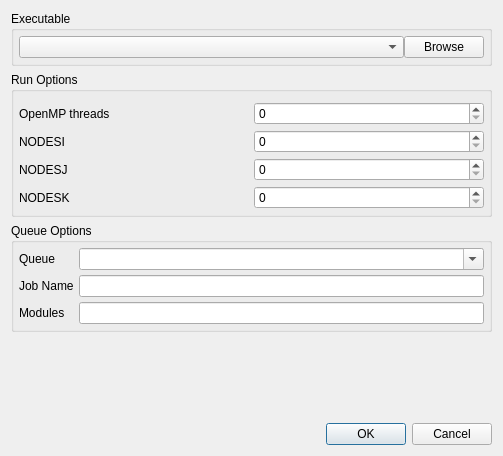
Qt form gui/uifiles/run_popup.ui (truongd8593/mfix) before a commit.
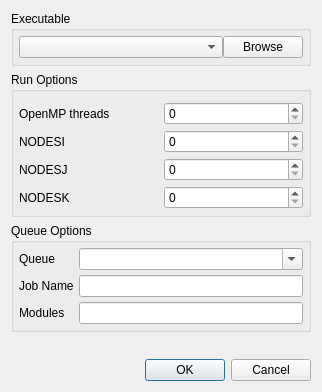
The same form after that commit. Custom widgets are drawn as their Qt base class.

Commit message: set max width on run_popup

Diff of the .ui file:
```diff
--- a/gui/uifiles/run_popup.ui
+++ b/gui/uifiles/run_popup.ui
@@ -6,8 +6,8 @@
    <rect>
     <x>0</x>
     <y>0</y>
-    <width>503</width>
-    <height>456</height>
+    <width>318</width>
+    <height>392</height>
    </rect>
   </property>
   <property name="windowTitle">
@@ -16,6 +16,18 @@
   <layout class="QGridLayout" name="gridLayout_4">
    <item row="0" column="0">
     <widget class="QGroupBox" name="groupBox_3">
+     <property name="minimumSize">
+      <size>
+       <width>300</width>
+       <height>0</height>
+      </size>
+     </property>
+     <property name="maximumSize">
+      <size>
+       <width>400</width>
+       <height>16777215</height>
+      </size>
+     </property>
      <property name="focusPolicy">
       <enum>Qt::NoFocus</enum>
      </property>
```
